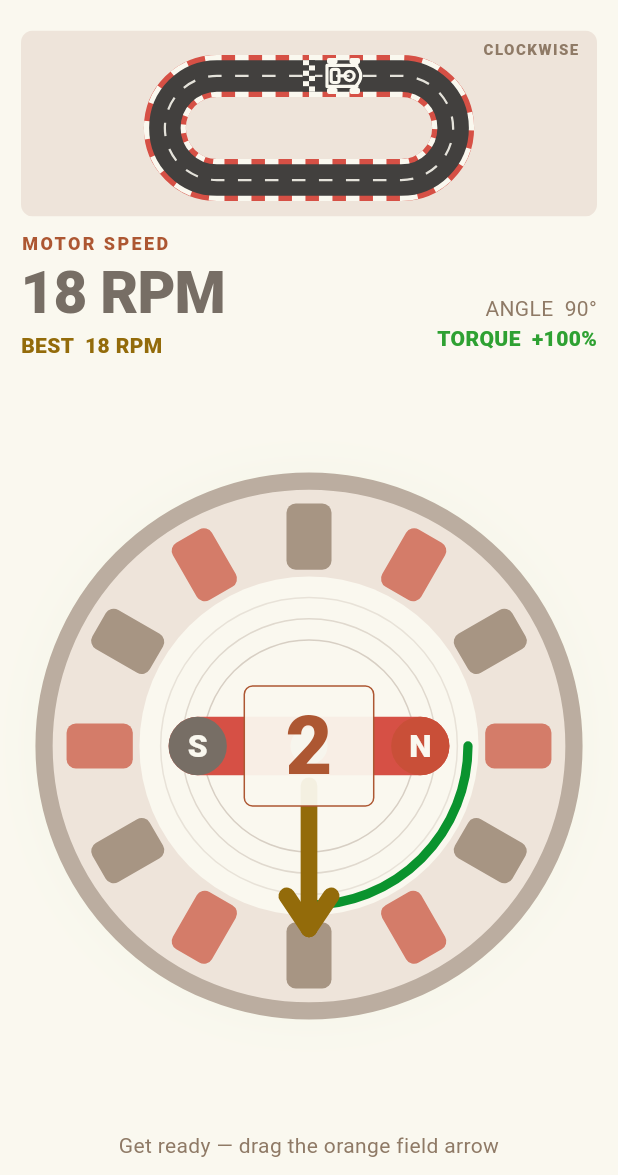
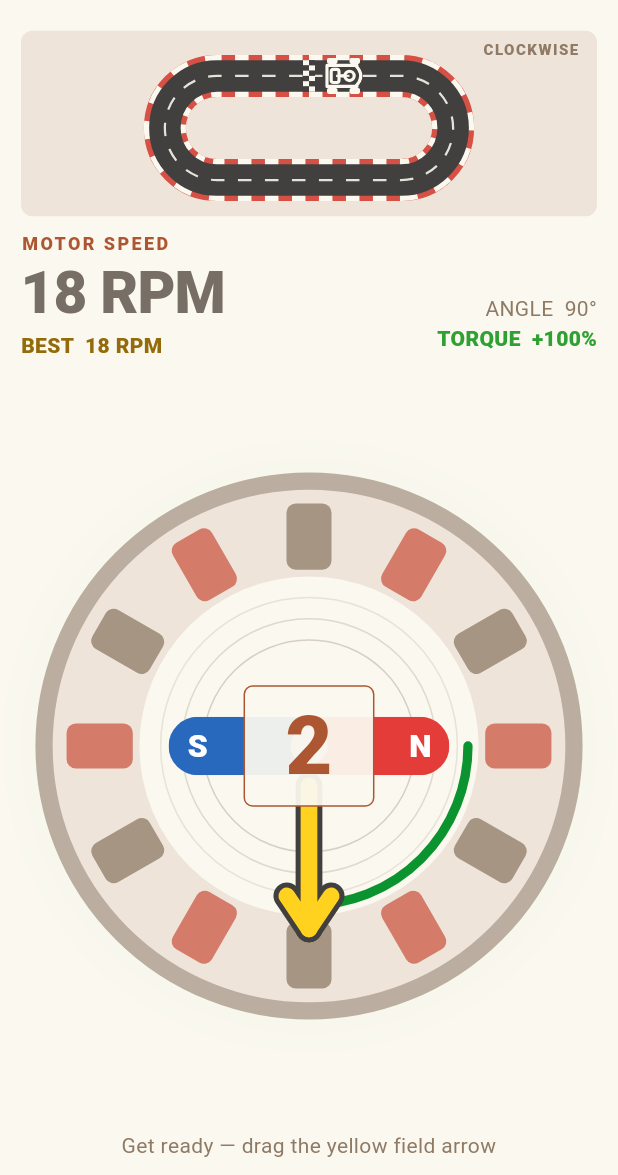
Before and after one commit to JoaoPedra-AMDG/FOC-game, a Flutter app: the screen it shows after launch, after a tap on "PLAY", on a phone screen of 412 x 824 dp, the part 61-1236 px from its top. Run offline on Flutter 3.47's test engine with Material 3 defaults, Android fonts, the phone set to English and light mode, and no system bars.

Commit message:
Color motor poles and highlight field arrow

```diff
--- a/lib/screens/game_screen.dart
+++ b/lib/screens/game_screen.dart
@@ -69,7 +69,7 @@ class GameScreen extends StatelessWidget {
                           const SizedBox(height: 7),
                           Text(
                             controller.phase == GamePhase.countdown
-                                ? 'Get ready — drag the orange field arrow'
+                                ? 'Get ready — drag the yellow field arrow'
                                 : 'Drag around the motor · Aim 90° ahead of the rotor',
                             maxLines: 1,
                             overflow: TextOverflow.ellipsis,
@@ -135,7 +135,10 @@ class _SpeedReadout extends StatelessWidget {
             Text(
               'TORQUE  ${torque >= 0 ? '+' : ''}${(torque * 100).round()}%',
               style: Theme.of(context).textTheme.bodyMedium?.copyWith(
-                color: torque >= 0 ? const Color.fromARGB(255, 46, 161, 50) : GameColors.coral,
+                color:
+                    torque >= 0
+                        ? const Color.fromARGB(255, 46, 161, 50)
+                        : GameColors.coral,
                 fontWeight: FontWeight.w800,
               ),
             ),
--- a/lib/screens/how_screen.dart
+++ b/lib/screens/how_screen.dart
@@ -23,7 +23,7 @@ class HowScreen extends StatelessWidget {
               ),
               const SizedBox(height: 8),
               Text(
-                'The rotor contains permanent magnets. Current in the stationary coils makes another magnetic field. Drag the orange arrow to choose where that stator field points.',
+                'The rotor contains permanent magnets. Current in the stationary coils makes another magnetic field. Drag the yellow arrow to choose where that stator field points.',
                 style: Theme.of(context).textTheme.bodyLarge,
               ),
               const SizedBox(height: 20),
--- a/lib/theme/game_theme.dart
+++ b/lib/theme/game_theme.dart
@@ -15,6 +15,9 @@ abstract final class GameColors {
   static const road = Color(0xFF42403E);
   static const curbRed = Color(0xFFD65045);
   static const rod = Color.fromARGB(255, 205, 206, 206);
+  static const northPole = Color(0xFFE43D39);
+  static const southPole = Color(0xFF2868BD);
+  static const fieldArrow = Color(0xFFFFD21F);
 }
 
 ThemeData gameTheme() {
--- a/lib/widgets/motor_painter.dart
+++ b/lib/widgets/motor_painter.dart
@@ -24,7 +24,9 @@ class MotorPainter extends CustomPainter {
     final strong = torque > 0.78;
     final glow =
         Paint()
-          ..color = (torque >= 0 ? const Color.fromARGB(255, 83, 173, 50) : GameColors.coral)
+          ..color = (torque >= 0
+                  ? const Color.fromARGB(255, 83, 173, 50)
+                  : GameColors.coral)
               .withValues(alpha: strong ? 0.12 : 0.06)
           ..maskFilter = const MaskFilter.blur(BlurStyle.normal, 28);
     canvas.drawCircle(center, radius * 0.87, glow);
@@ -83,26 +85,35 @@ class MotorPainter extends CustomPainter {
 
     final rotorTip = _point(center, radius * 0.42, rotorAngle);
     final rotorTail = _point(center, radius * 0.42, rotorAngle + math.pi);
-    canvas.drawLine(
-      rotorTail,
-      rotorTip,
-      Paint()
-        ..color = GameColors.curbRed
-        ..strokeWidth = radius * 0.22
-        ..strokeCap = StrokeCap.round,
+    final bar = RRect.fromRectAndRadius(
+      Rect.fromLTWH(
+        -radius * 0.53,
+        -radius * 0.11,
+        radius * 1.06,
+        radius * 0.22,
+      ),
+      Radius.circular(radius * 0.11),
     );
-    canvas.drawCircle(
-      rotorTip,
-      radius * 0.11,
-      Paint()..color = GameColors.coral,
+    canvas.save();
+    canvas.translate(center.dx, center.dy);
+    canvas.rotate(rotorAngle);
+    canvas.clipRRect(bar);
+    canvas.drawRect(
+      Rect.fromLTWH(
+        -radius * 0.53,
+        -radius * 0.11,
+        radius * 0.53,
+        radius * 0.22,
+      ),
+      Paint()..color = GameColors.southPole,
     );
-    canvas.drawCircle(
-      rotorTail,
-      radius * 0.11,
-      Paint()..color = GameColors.cream,
+    canvas.drawRect(
+      Rect.fromLTWH(0, -radius * 0.11, radius * 0.53, radius * 0.22),
+      Paint()..color = GameColors.northPole,
     );
-    _label(canvas, 'N', rotorTip, radius * 0.12, GameColors.ink);
-    _label(canvas, 'S', rotorTail, radius * 0.12, GameColors.ink);
+    canvas.restore();
+    _label(canvas, 'N', rotorTip, radius * 0.12, Colors.white);
+    _label(canvas, 'S', rotorTail, radius * 0.12, Colors.white);
 
     final arcRadius = radius * 0.60;
     canvas.drawArc(
@@ -111,7 +122,10 @@ class MotorPainter extends CustomPainter {
       torqueAngle,
       false,
       Paint()
-        ..color = torque >= 0 ? const Color.fromARGB(255, 10, 147, 46) : GameColors.coral
+        ..color =
+            torque >= 0
+                ? const Color.fromARGB(255, 10, 147, 46)
+                : GameColors.coral
         ..style = PaintingStyle.stroke
         ..strokeWidth = radius * 0.035
         ..strokeCap = StrokeCap.round,
@@ -119,16 +133,26 @@ class MotorPainter extends CustomPainter {
 
     final fieldTip = _point(center, radius * 0.69, fieldAngle);
     final fieldBase = _point(center, radius * 0.15, fieldAngle);
+    final arrowWidth = radius * (strong ? 0.063 : 0.052);
+    final outline =
+        Paint()
+          ..color = GameColors.road
+          ..strokeWidth = arrowWidth + radius * 0.038
+          ..strokeCap = StrokeCap.round
+          ..strokeJoin = StrokeJoin.round;
     final fieldPaint =
         Paint()
-          ..color = GameColors.gold
-          ..strokeWidth = radius * (strong ? 0.063 : 0.052)
-          ..strokeCap = StrokeCap.round;
-    canvas.drawLine(fieldBase, fieldTip, fieldPaint);
+          ..color = GameColors.fieldArrow
+          ..strokeWidth = arrowWidth
+          ..strokeCap = StrokeCap.round
+          ..strokeJoin = StrokeJoin.round;
     final headA = _point(fieldTip, radius * 0.15, fieldAngle + 2.55);
     final headB = _point(fieldTip, radius * 0.15, fieldAngle - 2.55);
-    canvas.drawLine(fieldTip, headA, fieldPaint);
-    canvas.drawLine(fieldTip, headB, fieldPaint);
+    for (final paint in [outline, fieldPaint]) {
+      canvas.drawLine(fieldBase, fieldTip, paint);
+      canvas.drawLine(fieldTip, headA, paint);
+      canvas.drawLine(fieldTip, headB, paint);
+    }
     canvas.drawCircle(center, radius * 0.07, Paint()..color = GameColors.rod);
   }
 
```
